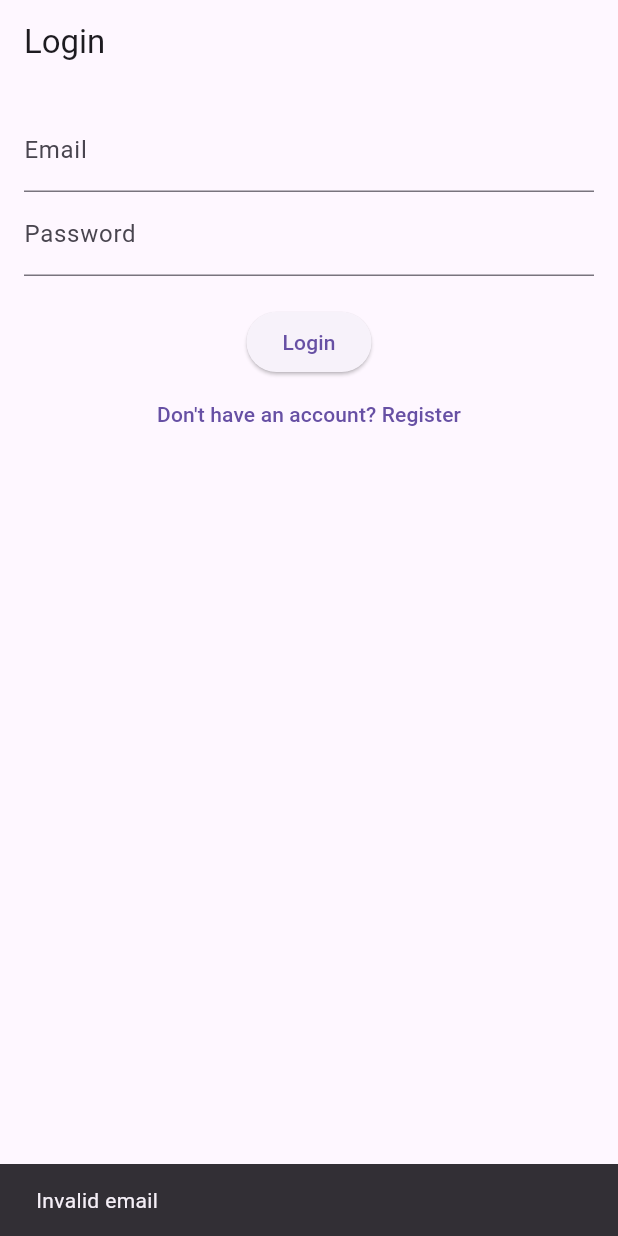
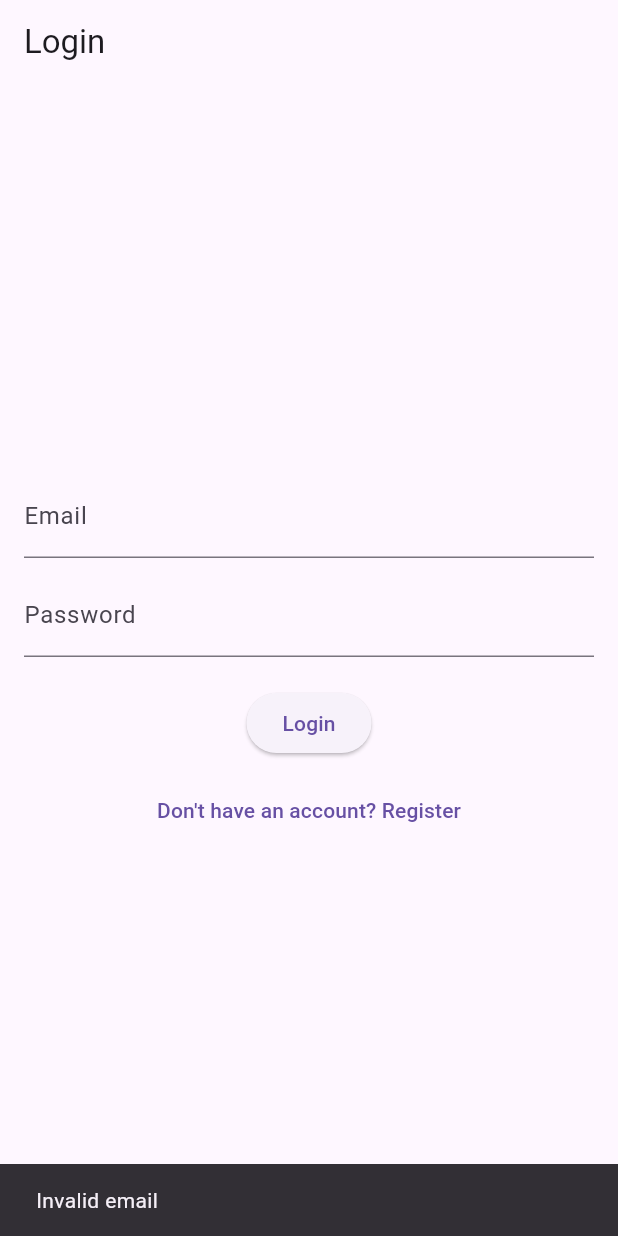
Before and after one commit to Smiller2424/auth_app, a Flutter app: the screen it shows after launch, after a tap on "Login", on a phone screen of 412 x 824 dp. Run offline on Flutter 3.47's test engine with Material 3 defaults, Android fonts, the phone set to English and light mode, and no system bars; our stand-ins replace firebase_auth, firebase_core; accounts and stored records are empty.

Commit message:
Implemented AuthScreen with login/register UI, input validation, Firebase authentication, and navigation to ProfileScreen

```diff
--- a/lib/screens/auth_screen.dart
+++ b/lib/screens/auth_screen.dart
@@ -1,5 +1,7 @@
 import 'package:flutter/material.dart';
+import 'package:firebase_auth/firebase_auth.dart';
 import '../services/auth_service.dart';
+import 'profile_screen.dart';
 
 class AuthScreen extends StatefulWidget {
   const AuthScreen({super.key});
@@ -24,17 +26,18 @@ class _AuthScreenState extends State<AuthScreen> {
       body: Padding(
         padding: const EdgeInsets.all(16),
         child: Column(
+          mainAxisAlignment: MainAxisAlignment.center,
           children: [
             TextField(
               controller: emailController,
               decoration: const InputDecoration(labelText: "Email"),
             ),
+            const SizedBox(height: 10),
             TextField(
               controller: passwordController,
               decoration: const InputDecoration(labelText: "Password"),
               obscureText: true,
             ),
-
             const SizedBox(height: 20),
 
             ElevatedButton(
@@ -42,8 +45,9 @@ class _AuthScreenState extends State<AuthScreen> {
                 String email = emailController.text;
                 String password = passwordController.text;
 
-                // ✅ validation (required)
+                // VALIDATION
                 if (!email.contains('@')) {
+                  if (!mounted) return;
                   ScaffoldMessenger.of(context).showSnackBar(
                     const SnackBar(content: Text("Invalid email")),
                   );
@@ -51,6 +55,7 @@ class _AuthScreenState extends State<AuthScreen> {
                 }
 
                 if (password.length < 6) {
+                  if (!mounted) return;
                   ScaffoldMessenger.of(context).showSnackBar(
                     const SnackBar(content: Text("Password must be 6+ chars")),
                   );
@@ -58,16 +63,31 @@ class _AuthScreenState extends State<AuthScreen> {
                 }
 
                 try {
+                  User? user;
+
                   if (isLogin) {
-                    await auth.signIn(email, password);
+                    user = await auth.signIn(email, password);
                   } else {
-                    await auth.register(email, password);
+                    user = await auth.register(email, password);
                   }
 
-                  ScaffoldMessenger.of(context).showSnackBar(
-                    const SnackBar(content: Text("Success")),
-                  );
+                  if (user != null) {
+                    if (!mounted) return;
+
+                    Navigator.pushReplacement(
+                      context,
+                      MaterialPageRoute(
+                        builder: (context) => const ProfileScreen(),
+                      ),
+                    );
+                  } else {
+                    if (!mounted) return;
+                    ScaffoldMessenger.of(context).showSnackBar(
+                      const SnackBar(content: Text("Authentication failed")),
+                    );
+                  }
                 } catch (e) {
+                  if (!mounted) return;
                   ScaffoldMessenger.of(context).showSnackBar(
                     SnackBar(content: Text(e.toString())),
                   );
@@ -75,6 +95,8 @@ class _AuthScreenState extends State<AuthScreen> {
               },
               child: Text(isLogin ? "Login" : "Register"),
             ),
+
+            const SizedBox(height: 10),
 
             TextButton(
               onPressed: () {
@@ -87,7 +109,7 @@ class _AuthScreenState extends State<AuthScreen> {
                     ? "Don't have an account? Register"
                     : "Already have an account? Login",
               ),
-            )
+            ),
           ],
         ),
       ),
```
